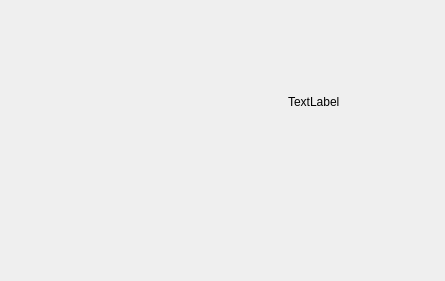
Above: qdlglogin.ui from WangQuanLiu/WeCloud before the change. Below: the same form after it.
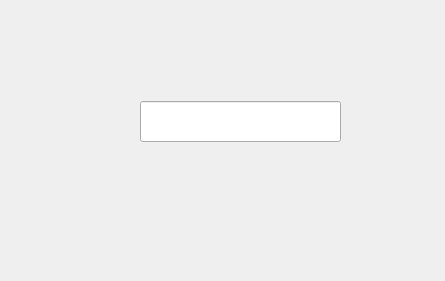
That is the form after the change.

Commit message: 界面重制

What changed in the file:
```diff
--- a/qdlglogin.ui
+++ b/qdlglogin.ui
@@ -35,85 +35,28 @@
        <number>0</number>
       </property>
       <widget class="QWidget" name="page">
-       <widget class="QWidget" name="horizontalLayoutWidget">
+       <widget class="QLabel" name="labelAccountIcon">
         <property name="geometry">
          <rect>
-          <x>0</x>
-          <y>0</y>
-          <width>481</width>
+          <x>50</x>
+          <y>20</y>
+          <width>301</width>
           <height>61</height>
          </rect>
         </property>
-        <layout class="QHBoxLayout" name="horizontalLayout_2">
-         <item>
-          <spacer name="horizontalSpacer_5">
-           <property name="orientation">
-            <enum>Qt::Horizontal</enum>
-           </property>
-           <property name="sizeType">
-            <enum>QSizePolicy::Fixed</enum>
-           </property>
-           <property name="sizeHint" stdset="0">
-            <size>
-             <width>40</width>
-             <height>20</height>
-            </size>
-           </property>
-          </spacer>
-         </item>
-         <item>
-          <widget class="QLabel" name="labelAccountLogin">
-           <property name="minimumSize">
-            <size>
-             <width>80</width>
-             <height>0</height>
-            </size>
-           </property>
-           <property name="maximumSize">
-            <size>
-             <width>80</width>
-             <height>16777215</height>
-            </size>
-           </property>
-           <property name="text">
-            <string/>
-           </property>
-          </widget>
-         </item>
-         <item>
-          <spacer name="horizontalSpacer_4">
-           <property name="orientation">
-            <enum>Qt::Horizontal</enum>
-           </property>
-           <property name="sizeHint" stdset="0">
-            <size>
-             <width>40</width>
-             <height>20</height>
-            </size>
-           </property>
-          </spacer>
-         </item>
-         <item>
-          <widget class="QLabel" name="label">
-           <property name="text">
-            <string>TextLabel</string>
-           </property>
-          </widget>
-         </item>
-         <item>
-          <spacer name="horizontalSpacer_3">
-           <property name="orientation">
-            <enum>Qt::Horizontal</enum>
-           </property>
-           <property name="sizeHint" stdset="0">
-            <size>
-             <width>40</width>
-             <height>20</height>
-            </size>
-           </property>
-          </spacer>
-         </item>
-        </layout>
+        <property name="text">
+         <string/>
+        </property>
+       </widget>
+       <widget class="QLineEdit" name="lineEdit">
+        <property name="geometry">
+         <rect>
+          <x>130</x>
+          <y>30</y>
+          <width>201</width>
+          <height>41</height>
+         </rect>
+        </property>
        </widget>
       </widget>
       <widget class="QWidget" name="page_2"/>
```
The commit also changes 3 other files.
